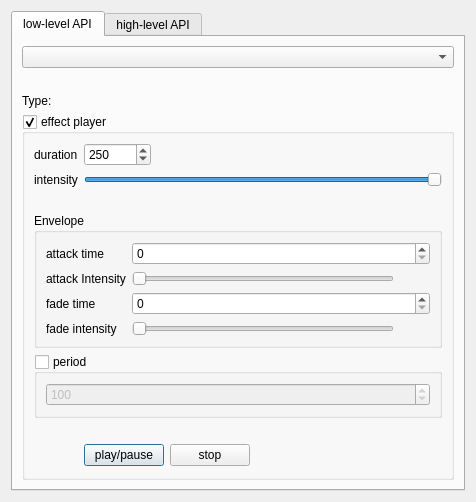
Qt form examples/hapticsplayer/dialog.ui (qtproject/qt-mobility) before a commit.
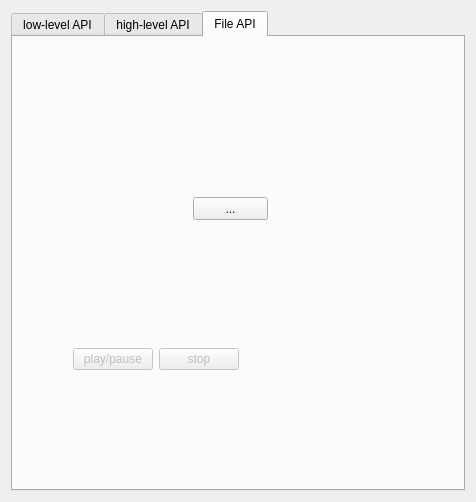
The same form after that commit. The open tabs and pages were chosen to show the change.

What changed in the file:
```diff
--- a/examples/hapticsplayer/dialog.ui
+++ b/examples/hapticsplayer/dialog.ui
@@ -7,7 +7,7 @@
     <x>0</x>
     <y>0</y>
     <width>476</width>
-    <height>449</height>
+    <height>474</height>
    </rect>
   </property>
   <property name="windowTitle">
@@ -318,6 +318,88 @@
        </item>
       </layout>
      </widget>
+     <widget class="QWidget" name="tab_3">
+      <attribute name="title">
+       <string>File API</string>
+      </attribute>
+      <widget class="QLabel" name="filename">
+       <property name="geometry">
+        <rect>
+         <x>11</x>
+         <y>121</y>
+         <width>421</width>
+         <height>21</height>
+        </rect>
+       </property>
+       <property name="sizePolicy">
+        <sizepolicy hsizetype="Expanding" vsizetype="Preferred">
+         <horstretch>0</horstretch>
+         <verstretch>0</verstretch>
+        </sizepolicy>
+       </property>
+       <property name="text">
+        <string/>
+       </property>
+      </widget>
+      <widget class="QPushButton" name="browse">
+       <property name="geometry">
+        <rect>
+         <x>180</x>
+         <y>160</y>
+         <width>75</width>
+         <height>23</height>
+        </rect>
+       </property>
+       <property name="text">
+        <string>...</string>
+       </property>
+      </widget>
+      <widget class="QWidget" name="">
+       <property name="geometry">
+        <rect>
+         <x>60</x>
+         <y>310</y>
+         <width>351</width>
+         <height>25</height>
+        </rect>
+       </property>
+       <layout class="QHBoxLayout" name="horizontalLayout_6">
+        <item>
+         <widget class="QPushButton" name="filePlayPause">
+          <property name="enabled">
+           <bool>false</bool>
+          </property>
+          <property name="text">
+           <string>play/pause</string>
+          </property>
+         </widget>
+        </item>
+        <item>
+         <widget class="QPushButton" name="fileStop">
+          <property name="enabled">
+           <bool>false</bool>
+          </property>
+          <property name="text">
+           <string>stop</string>
+          </property>
+         </widget>
+        </item>
+        <item>
+         <widget class="QLabel" name="fileEffectState">
+          <property name="sizePolicy">
+           <sizepolicy hsizetype="MinimumExpanding" vsizetype="Preferred">
+            <horstretch>0</horstretch>
+            <verstretch>0</verstretch>
+           </sizepolicy>
+          </property>
+          <property name="text">
+           <string/>
+          </property>
+         </widget>
+        </item>
+       </layout>
+      </widget>
+     </widget>
     </widget>
    </item>
   </layout>
```
